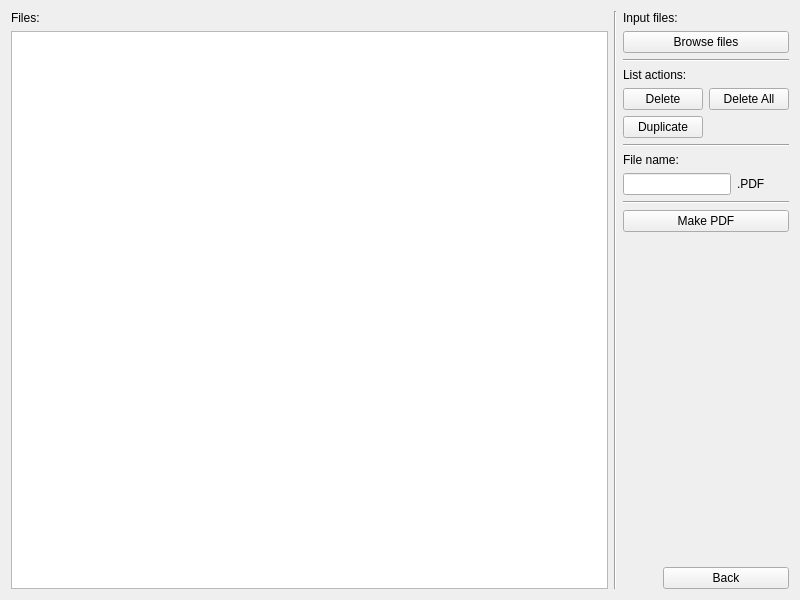
The window that GUI/ui/screen_imagetopdf.ui (mrivem/PDFtools) describes before a commit, drawn with Qt 5.
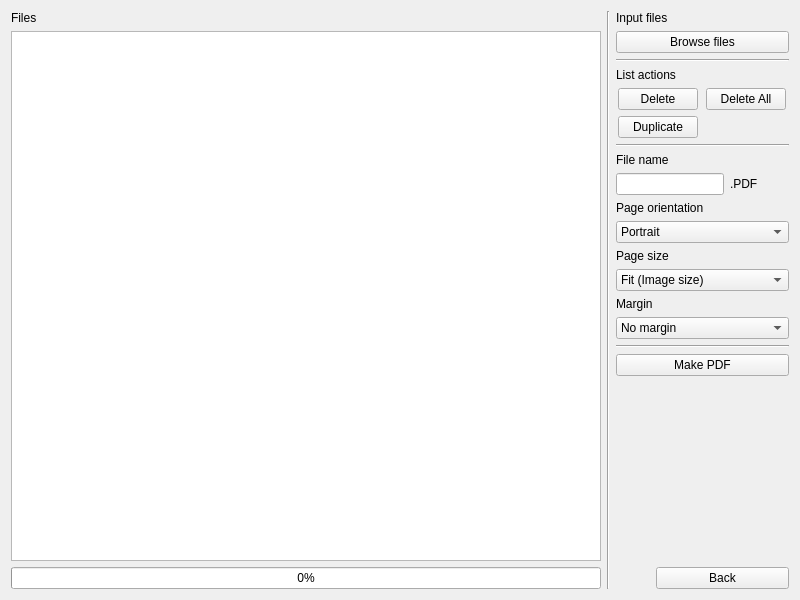
The same window after the commit. Custom widgets are drawn as their Qt base class.

```diff
--- a/GUI/ui/screen_imagetopdf.ui
+++ b/GUI/ui/screen_imagetopdf.ui
@@ -19,7 +19,7 @@
      <item>
       <widget class="QLabel" name="lblFiles">
        <property name="text">
-        <string>Files:</string>
+        <string>Files</string>
        </property>
       </widget>
      </item>
@@ -42,6 +42,25 @@
        </property>
       </widget>
      </item>
+     <item>
+      <widget class="QProgressBar" name="progressBar">
+       <property name="enabled">
+        <bool>true</bool>
+       </property>
+       <property name="value">
+        <number>0</number>
+       </property>
+       <property name="textVisible">
+        <bool>true</bool>
+       </property>
+       <property name="orientation">
+        <enum>Qt::Horizontal</enum>
+       </property>
+       <property name="invertedAppearance">
+        <bool>false</bool>
+       </property>
+      </widget>
+     </item>
     </layout>
    </item>
    <item>
@@ -65,7 +84,7 @@
         </sizepolicy>
        </property>
        <property name="text">
-        <string>Input files:</string>
+        <string>Input files</string>
        </property>
       </widget>
      </item>
@@ -98,7 +117,7 @@
         </sizepolicy>
        </property>
        <property name="text">
-        <string>List actions:</string>
+        <string>List actions</string>
        </property>
       </widget>
      </item>
@@ -164,7 +183,7 @@
         </sizepolicy>
        </property>
        <property name="text">
-        <string>File name:</string>
+        <string>File name</string>
        </property>
       </widget>
      </item>
@@ -198,6 +217,82 @@
        </item>
       </layout>
      </item>
+     <item>
+      <widget class="QLabel" name="label">
+       <property name="text">
+        <string>Page orientation</string>
+       </property>
+      </widget>
+     </item>
+     <item>
+      <widget class="QComboBox" name="comboOrientation">
+       <property name="currentText">
+        <string>Portrait</string>
+       </property>
+       <item>
+        <property name="text">
+         <string>Portrait</string>
+        </property>
+       </item>
+       <item>
+        <property name="text">
+         <string>Landscape</string>
+        </property>
+       </item>
+      </widget>
+     </item>
+     <item>
+      <widget class="QLabel" name="label_2">
+       <property name="text">
+        <string>Page size</string>
+       </property>
+      </widget>
+     </item>
+     <item>
+      <widget class="QComboBox" name="comboSize">
+       <item>
+        <property name="text">
+         <string>Fit (Image size)</string>
+        </property>
+       </item>
+       <item>
+        <property name="text">
+         <string>A4 (297x210 mm)</string>
+        </property>
+       </item>
+       <item>
+        <property name="text">
+         <string>US Letter (215x279.4 mm)</string>
+        </property>
+       </item>
+      </widget>
+     </item>
+     <item>
+      <widget class="QLabel" name="label_3">
+       <property name="text">
+        <string>Margin</string>
+       </property>
+      </widget>
+     </item>
+     <item>
+      <widget class="QComboBox" name="comboMargin">
+       <item>
+        <property name="text">
+         <string>No margin</string>
+        </property>
+       </item>
+       <item>
+        <property name="text">
+         <string>Small</string>
+        </property>
+       </item>
+       <item>
+        <property name="text">
+         <string>Large</string>
+        </property>
+       </item>
+      </widget>
+     </item>
      <item>
       <widget class="Line" name="line_4">
        <property name="orientation">
```
Left out of the diff: 20 changed lines with no effect on the pictures.
